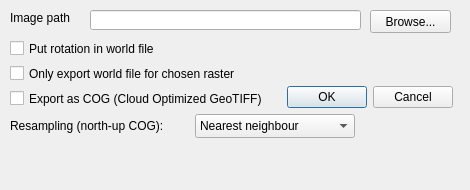
Above: exportgeorefrasterdialog.ui from nadiopt-cell/_FreehandRasterGeoreferencer before the change. Below: the same form after it.
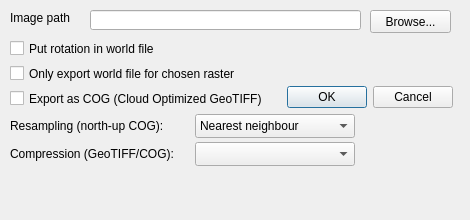
That is the form after the change.

Commit message: v0.9.8: compression choice (DEFLATE/ZSTD/JPEG/WEBP) for GeoTIFF/COG exports + PREDICTOR for lossless codecs

```diff
--- a/exportgeorefrasterdialog.ui
+++ b/exportgeorefrasterdialog.ui
@@ -7,7 +7,7 @@
     <x>0</x>
     <y>0</y>
     <width>470</width>
-    <height>190</height>
+    <height>220</height>
    </rect>
   </property>
   <property name="windowTitle">
@@ -154,6 +154,32 @@
     </property>
    </item>
   </widget>
+  <widget class="QLabel" name="labelCompression">
+   <property name="geometry">
+    <rect>
+     <x>10</x>
+     <y>146</y>
+     <width>180</width>
+     <height>16</height>
+    </rect>
+   </property>
+   <property name="text">
+    <string>Compression (GeoTIFF/COG):</string>
+   </property>
+  </widget>
+  <widget class="QComboBox" name="comboBoxCompression">
+   <property name="geometry">
+    <rect>
+     <x>195</x>
+     <y>142</y>
+     <width>160</width>
+     <height>24</height>
+    </rect>
+   </property>
+   <property name="toolTip">
+    <string>&lt;html&gt;&lt;head/&gt;&lt;body&gt;&lt;p&gt;Compression of the exported GeoTIFF / COG. DEFLATE and ZSTD are lossless; JPEG and WEBP are lossy (much smaller files, photographic content). JPEG cannot store the alpha band added by the north-up warp: DEFLATE is used instead in that case. If this GDAL build lacks a codec, DEFLATE is used as a fallback.&lt;/p&gt;&lt;/body&gt;&lt;/html&gt;</string>
+   </property>
+  </widget>
  </widget>
  <resources/>
  <connections>
```
The commit also changes 7 other files.
